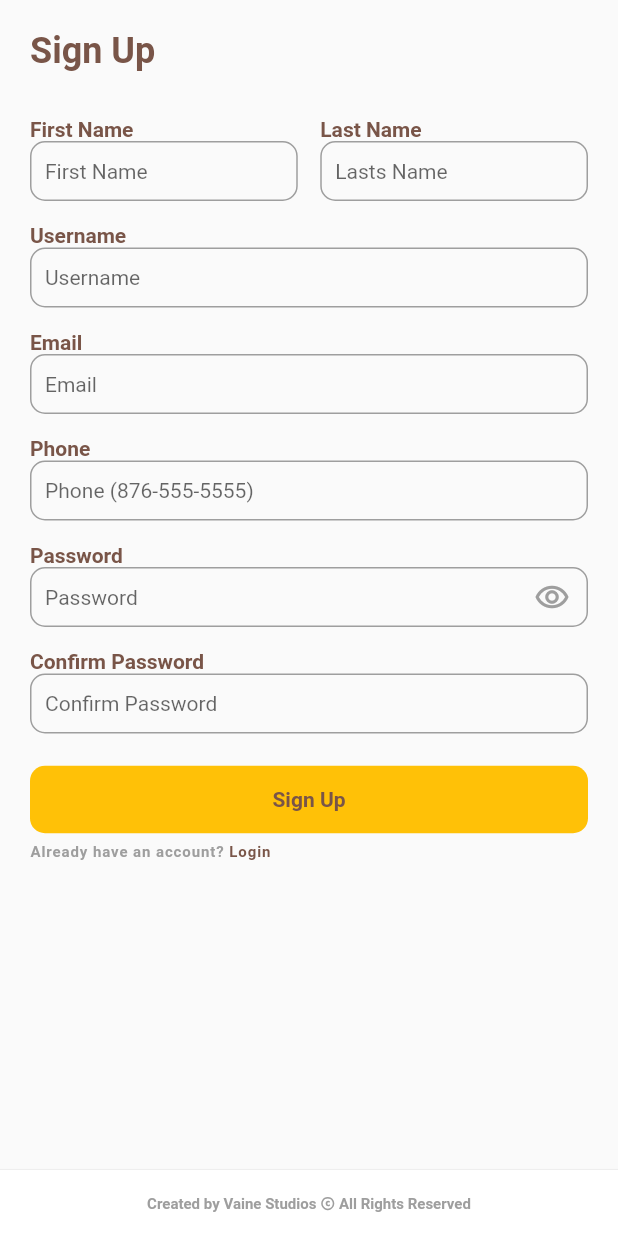
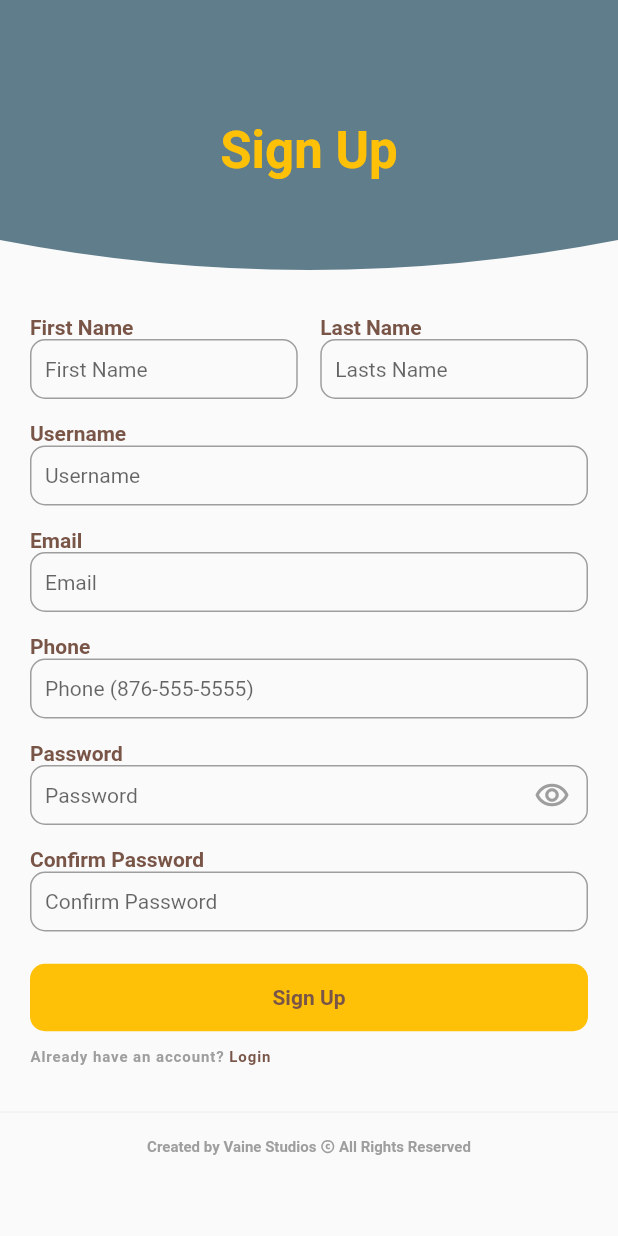
Before and after one commit to VaineStudios/Medipal, a Flutter app: the SignupForm screen opened directly, on a phone screen of 412 x 824 dp. Run offline on Flutter 3.47's test engine with Material 2 defaults, Android fonts, the phone set to English and light mode, and no system bars.

Commit message:
added listview to the signup page to prevent overflow when keyboard pops up

```diff
--- a/lib/screens/sign-up.dart
+++ b/lib/screens/sign-up.dart
@@ -28,24 +28,27 @@ class _SignupFormState extends State<SignupForm> {
   Widget build(BuildContext context) {
     return Scaffold(
       body: SafeArea(
-        child: Column(
+        child: ListView(
+
+          children: [Column(
             mainAxisAlignment: MainAxisAlignment.spaceBetween,
             children: [
               Column(
                   crossAxisAlignment: CrossAxisAlignment.stretch,
                   children: [
-                  // ClipPath(
-                  //   clipper: CustomClipperShape(),
-                  //   child: Container(
-                  //     height: 450,
-                  //     width: double.infinity,
-                  //     color: Colors.red
-                  //   ),
-                  // ),
-                  Padding(
-                    padding: const EdgeInsets.all(20.0),
-                    child: Text("Sign Up", style: TextStyle(color: Colors.brown, fontSize: 24.0, fontWeight: FontWeight.bold),),
+                    ClipPath(
+                      clipper: CustomClipperShape(),
+                      child: Container(
+                        height: 200,
+                        width: double.infinity,
+                        color: Colors.blueGrey,
+                        alignment: Alignment.center,
+
+                        child: Text("Sign Up", style: TextStyle(color: Colors.amber, fontSize: 34.0, fontWeight: FontWeight.bold),),
+
                       ),
+                    ),
+
                     Container(
                       padding: EdgeInsets.symmetric(horizontal: 20.0, vertical: 10.0),
                       child: Form(
@@ -224,7 +227,7 @@ class _SignupFormState extends State<SignupForm> {
                                 )
 
                             ),
-                          SizedBox.fromSize(size: const Size.square(5.0)),
+                            SizedBox.fromSize(size: const Size.square(10.0)),
 
                             Row(
                                 children:[
@@ -260,7 +263,7 @@ class _SignupFormState extends State<SignupForm> {
                   margin: EdgeInsets.only(top: 20.0),
                   width:double.infinity,
                   decoration: BoxDecoration(
-                    color: Colors.white,
+                      // color: Colors.white,
                       border: Border(top: BorderSide(color: Colors.grey[200]!, width: .7)
                       )
                   ),
@@ -275,6 +278,8 @@ class _SignupFormState extends State<SignupForm> {
 
             ]
           ),
+        ],
+        ),
       )
     );
   }
```
Lines whose indentation alone changed are shown as unchanged.
